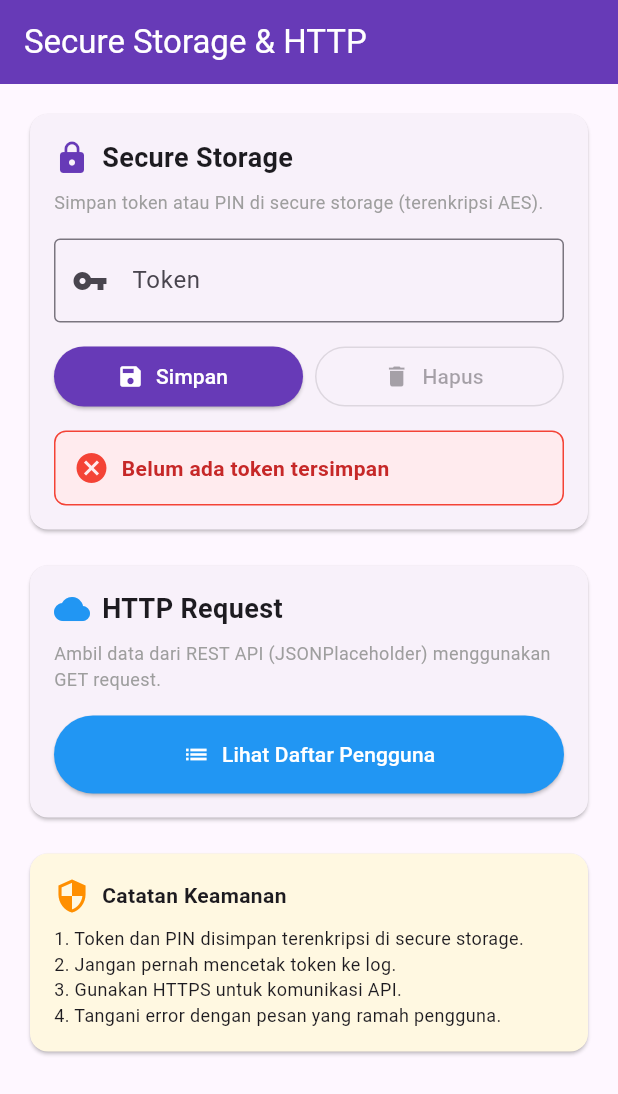
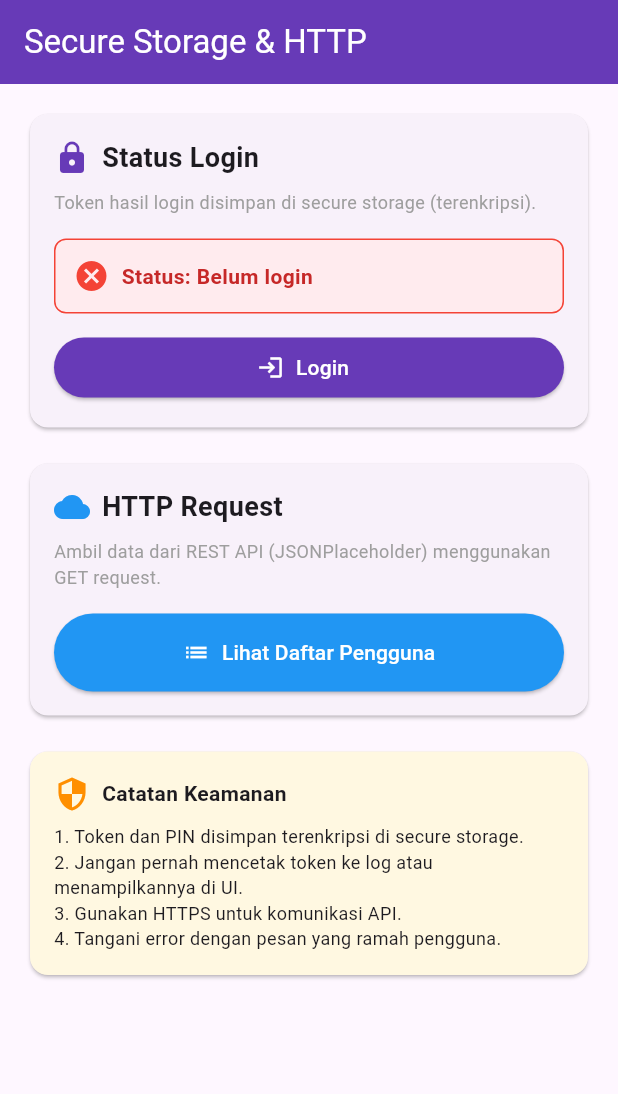
Before and after one commit to xzknana/26.21.1818_Pemograman-Mobile, a Flutter app: the screen it shows after launch, on a phone screen of 412 x 824 dp. Shown: the top 1094 px of the screen. Run offline on Flutter 3.47's test engine with Material 3 defaults, Android fonts, the phone set to English and light mode, and no system bars; our stand-ins replace flutter_secure_storage.

Commit message:
latihan 1

```diff
--- a/secure_http/lib/screens/home_screen.dart
+++ b/secure_http/lib/screens/home_screen.dart
@@ -1,6 +1,7 @@
 import 'package:flutter/material.dart';
 
 import '../services/secure_storage_service.dart';
+import 'login_screen.dart';
 import 'user_list_screen.dart';
 
 class HomeScreen extends StatefulWidget {
@@ -11,60 +12,41 @@ class HomeScreen extends StatefulWidget {
 
 class _HomeScreenState extends State<HomeScreen> {
   final SecureStorageService _storageService = SecureStorageService();
-  final TextEditingController _tokenController = TextEditingController();
-  String? _savedToken;
-  bool _hasToken = false;
+  bool _isLoggedIn = false;
+  bool _isChecking = true;
+
   @override
   void initState() {
     super.initState();
-    _checkToken();
+    _checkLoginStatus();
   }
 
-  @override
-  void dispose() {
-    _tokenController.dispose();
-    super.dispose();
-  }
-
-  Future<void> _checkToken() async {
-    final hasToken = await _storageService.hasToken();
+  Future<void> _checkLoginStatus() async {
     final token = await _storageService.getToken();
+    if (!mounted) return;
     setState(() {
-      _hasToken = hasToken;
-      _savedToken = token;
+      _isLoggedIn = token != null && token.isNotEmpty;
+      _isChecking = false;
     });
   }
 
-  Future<void> _saveToken() async {
-    if (_tokenController.text.trim().isEmpty) {
-      ScaffoldMessenger.of(context).showSnackBar(
-        const SnackBar(
-          content: Text('Token tidak boleh kosong'),
-          backgroundColor: Colors.red,
-        ),
-      );
-      return;
+  Future<void> _goToLogin() async {
+    final result = await Navigator.push<bool>(
+      context,
+      MaterialPageRoute(builder: (context) => const LoginScreen()),
+    );
+    if (result == true) {
+      await _checkLoginStatus();
     }
-    await _storageService.saveToken(_tokenController.text.trim());
-    _tokenController.clear();
-    await _checkToken();
+  }
+
+  Future<void> _logout() async {
+    await _storageService.deleteToken();
+    await _checkLoginStatus();
     if (mounted) {
       ScaffoldMessenger.of(context).showSnackBar(
         const SnackBar(
-          content: Text('Token berhasil disimpan di secure storage'),
-          backgroundColor: Colors.green,
-        ),
-      );
-    }
-  }
-
-  Future<void> _deleteToken() async {
-    await _storageService.deleteToken();
-    await _checkToken();
-    if (mounted) {
-      ScaffoldMessenger.of(context).showSnackBar(
-        const SnackBar(
-          content: Text('Token berhasil dihapus'),
+          content: Text('Logout berhasil, token dihapus'),
           backgroundColor: Colors.orange,
         ),
       );
@@ -85,19 +67,19 @@ class _HomeScreenState extends State<HomeScreen> {
           child: Column(
             crossAxisAlignment: CrossAxisAlignment.stretch,
             children: [
-              // Section 1: Secure Storage
+              // Section 1: Status Login
               Card(
                 child: Padding(
                   padding: const EdgeInsets.all(16.0),
                   child: Column(
                     crossAxisAlignment: CrossAxisAlignment.start,
                     children: [
-                      Row(
+                      const Row(
                         children: [
-                          const Icon(Icons.lock, color: Colors.deepPurple),
-                          const SizedBox(width: 8),
-                          const Text(
-                            'Secure Storage',
+                          Icon(Icons.lock, color: Colors.deepPurple),
+                          SizedBox(width: 8),
+                          Text(
+                            'Status Login',
                             style: TextStyle(
                               fontSize: 18,
                               fontWeight: FontWeight.bold,
@@ -107,67 +89,37 @@ class _HomeScreenState extends State<HomeScreen> {
                       ),
                       const SizedBox(height: 8),
                       const Text(
-                        'Simpan token atau PIN di secure storage (terenkripsi AES).',
+                        'Token hasil login disimpan di secure storage (terenkripsi).',
                         style: TextStyle(fontSize: 12, color: Colors.grey),
                       ),
                       const SizedBox(height: 16),
-                      TextField(
-                        controller: _tokenController,
-                        decoration: const InputDecoration(
-                          labelText: 'Token',
-                          hintText: 'Masukkan token dummy',
-                          prefixIcon: Icon(Icons.vpn_key),
-                          border: OutlineInputBorder(),
-                        ),
-                      ),
-                      const SizedBox(height: 12),
-                      Row(
-                        children: [
-                          Expanded(
-                            child: ElevatedButton.icon(
-                              onPressed: _saveToken,
-                              icon: const Icon(Icons.save),
-                              label: const Text('Simpan'),
-                              style: ElevatedButton.styleFrom(
-                                backgroundColor: Colors.deepPurple,
-                                foregroundColor: Colors.white,
-                              ),
-                            ),
-                          ),
-                          const SizedBox(width: 8),
-                          Expanded(
-                            child: OutlinedButton.icon(
-                              onPressed: _hasToken ? _deleteToken : null,
-                              icon: const Icon(Icons.delete),
-                              label: const Text('Hapus'),
-                            ),
-                          ),
-                        ],
-                      ),
-                      const SizedBox(height: 12),
                       Container(
                         padding: const EdgeInsets.all(12),
                         decoration: BoxDecoration(
-                          color: _hasToken ? Colors.green[50] : Colors.red[50],
+                          color: _isLoggedIn
+                              ? Colors.green[50]
+                              : Colors.red[50],
                           borderRadius: BorderRadius.circular(8),
                           border: Border.all(
-                            color: _hasToken ? Colors.green : Colors.red,
+                            color: _isLoggedIn ? Colors.green : Colors.red,
                           ),
                         ),
                         child: Row(
                           children: [
                             Icon(
-                              _hasToken ? Icons.check_circle : Icons.cancel,
-                              color: _hasToken ? Colors.green : Colors.red,
+                              _isLoggedIn ? Icons.check_circle : Icons.cancel,
+                              color: _isLoggedIn ? Colors.green : Colors.red,
                             ),
                             const SizedBox(width: 8),
                             Expanded(
                               child: Text(
-                                _hasToken
-                                    ? 'Token tersimpan: ${_savedToken!}...'
-                                    : 'Belum ada token tersimpan',
+                                _isChecking
+                                    ? 'Memeriksa status login...'
+                                    : _isLoggedIn
+                                    ? 'Status: Sudah login (token tersimpan)'
+                                    : 'Status: Belum login',
                                 style: TextStyle(
-                                  color: _hasToken
+                                  color: _isLoggedIn
                                       ? Colors.green[800]
                                       : Colors.red[800],
                                   fontWeight: FontWeight.bold,
@@ -176,6 +128,25 @@ class _HomeScreenState extends State<HomeScreen> {
                             ),
                           ],
                         ),
+                      ),
+                      const SizedBox(height: 12),
+                      SizedBox(
+                        width: double.infinity,
+                        child: _isLoggedIn
+                            ? OutlinedButton.icon(
+                                onPressed: _logout,
+                                icon: const Icon(Icons.logout),
+                                label: const Text('Logout'),
+                              )
+                            : ElevatedButton.icon(
+                                onPressed: _goToLogin,
+                                icon: const Icon(Icons.login),
+                                label: const Text('Login'),
+                                style: ElevatedButton.styleFrom(
+                                  backgroundColor: Colors.deepPurple,
+                                  foregroundColor: Colors.white,
+                                ),
+                              ),
                       ),
                     ],
                   ),
@@ -189,11 +160,11 @@ class _HomeScreenState extends State<HomeScreen> {
                   child: Column(
                     crossAxisAlignment: CrossAxisAlignment.start,
                     children: [
-                      Row(
+                      const Row(
                         children: [
-                          const Icon(Icons.cloud, color: Colors.blue),
-                          const SizedBox(width: 8),
-                          const Text(
+                          Icon(Icons.cloud, color: Colors.blue),
+                          SizedBox(width: 8),
+                          Text(
                             'HTTP Request',
                             style: TextStyle(
                               fontSize: 18,
@@ -254,7 +225,7 @@ class _HomeScreenState extends State<HomeScreen> {
                       const SizedBox(height: 8),
                       const Text(
                         '1. Token dan PIN disimpan terenkripsi di secure storage.\n'
-                        '2. Jangan pernah mencetak token ke log.\n'
+                        '2. Jangan pernah mencetak token ke log atau menampilkannya di UI.\n'
                         '3. Gunakan HTTPS untuk komunikasi API.\n'
                         '4. Tangani error dengan pesan yang ramah pengguna.',
                         style: TextStyle(fontSize: 12),
```
Also changed, not shown: secure_http/lib/screens/login_screen.dart (added, +157 -0 lines).
